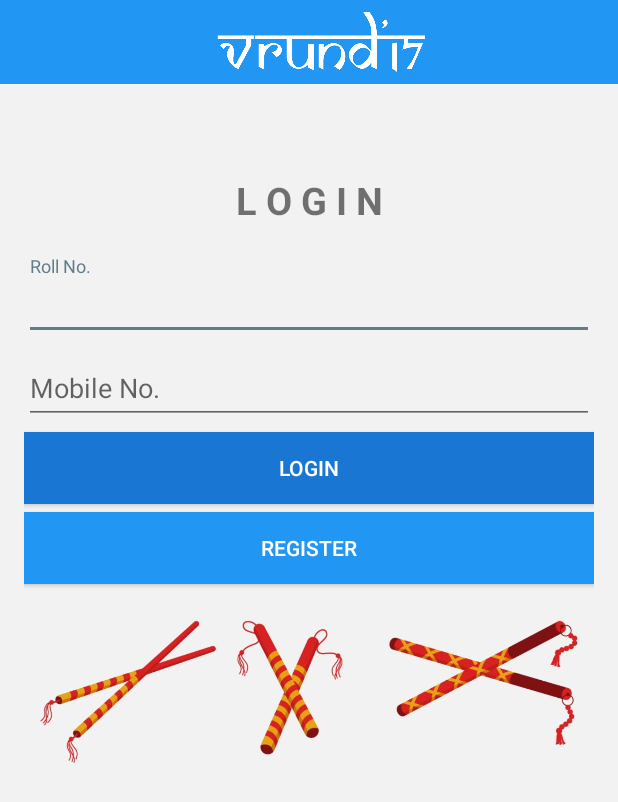
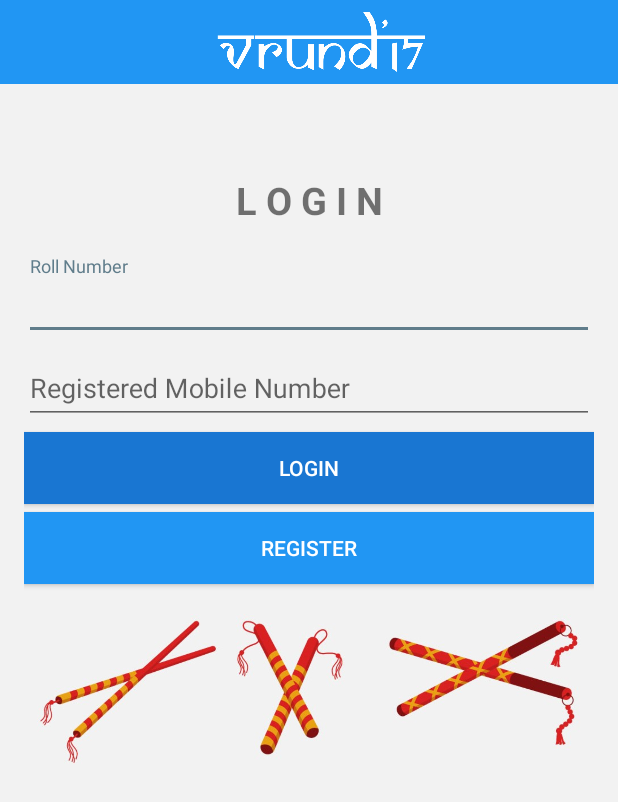
Before and after one commit to yasheth/Vrund, an Android app: the SignUp screen opened directly, with no data from a screen before it, after a tap on "Already a member? Log In here.", on a phone screen of 412 x 824 dp. Shown: the top 802 px of the screen. Run offline under Robolectric (Android 15) with nearby library versions, the phone set to English and light mode, and no system bars; our stand-ins replace Firebase (no records; nobody signed in at launch, a user with empty details on screens opened directly); 1 other tap on this screen came first.

Commit message:
Bug Fixes

```diff
--- a/app/src/main/java/charusat/vrund/Login.java
+++ b/app/src/main/java/charusat/vrund/Login.java
@@ -1,6 +1,7 @@
 package charusat.vrund;
 
 import android.app.AlertDialog;
+import android.app.ProgressDialog;
 import android.content.Context;
 import android.content.DialogInterface;
 import android.content.Intent;
@@ -27,24 +28,20 @@ import org.w3c.dom.Text;
 
 public class Login extends AppCompatActivity {
 
+    private final String TAG = "Login";
     Button register, login;
     TextView rollNumber, mobile;
-
+    SharedPreferences sharedpreferences;
+    Intent i;
     private DatabaseReference databaseRef = FirebaseDatabase.getInstance().getReference();
-
-    private final String TAG = "Login";
-
-    SharedPreferences sharedpreferences;
-
-
-
-    Intent i;
+    private ProgressDialog progressDialog;
 
     @Override
     protected void onCreate(Bundle savedInstanceState) {
         super.onCreate(savedInstanceState);
         setContentView(R.layout.activity_login);
 
+        progressDialog = new ProgressDialog(this);
         sharedpreferences = getSharedPreferences(SignUp.MyPREFERENCES, Context.MODE_PRIVATE);
         String  x = sharedpreferences.getString(SignUp.Rollno,null);
         if(sharedpreferences.getString(SignUp.Rollno,null) == null) {
@@ -71,6 +68,8 @@ public class Login extends AppCompatActivity {
                         mobile.setError("Field is Empty");
                     }
                     if(flag == 0 && isNetworkAvailable()){
+                        progressDialog.setMessage("Registering. Please Wait...");
+                        progressDialog.show();
 
 
                         databaseRef.addListenerForSingleValueEvent(new ValueEventListener() {
@@ -125,8 +124,9 @@ public class Login extends AppCompatActivity {
                         i = new Intent(Login.this, MainActivity.class);
                     }
                     */
-                    } else{
-                        Toast.makeText(getApplicationContext(),"Fields are Empty or No Internet Connetion",Toast.LENGTH_SHORT).show();
+                    }
+                    if (!isNetworkAvailable()) {
+                        Toast.makeText(getApplicationContext(), "Check Internet Connectivity", Toast.LENGTH_SHORT).show();
                     }
                 }
             });
--- a/app/src/main/java/charusat/vrund/MainActivity.java
+++ b/app/src/main/java/charusat/vrund/MainActivity.java
@@ -24,9 +24,8 @@ public class MainActivity extends AppCompatActivity {
 
     public TabLayout tabLayout;
     public ViewPager viewPager;
+    SharedPreferences sharedpreferences;
     private Toolbar toolbar;
-
-    SharedPreferences sharedpreferences;
 
     @Override
     protected void onCreate(Bundle savedInstanceState) {
@@ -66,7 +65,8 @@ public class MainActivity extends AppCompatActivity {
                         SharedPreferences.Editor editor = sharedpreferences.edit();
                         editor.clear();
                         editor.commit();
-                        android.os.Process.killProcess(android.os.Process.myPid());
+                        Intent i = new Intent(MainActivity.this, Login.class);
+                        startActivity(i);
                         finish();
                         break;
                     case DialogInterface.BUTTON_NEGATIVE: // No button clicked do nothing
--- a/app/src/main/java/charusat/vrund/SignUp.java
+++ b/app/src/main/java/charusat/vrund/SignUp.java
@@ -1,5 +1,6 @@
 package charusat.vrund;
 
+import android.app.ProgressDialog;
 import android.content.Context;
 import android.content.Intent;
 import android.content.SharedPreferences;
@@ -36,9 +37,16 @@ import java.util.regex.Pattern;
 
 public class SignUp extends AppCompatActivity {
 
+    public static final String MyPREFERENCES = "MyPrefs";
+    public static final String Name = "nameKey";
+    public static final String Rollno = "rollnoKey";
+    public static final String ID = "idKey";
+    public static final String Comp = "compKey";
+    public static final String Organiser = "organiserKey";
     private final String TAG = "Sign Up Fragment";
     String rollno, email, p_id, name, phone, gender, role;
     boolean ioc, organiser = false;
+    SharedPreferences sharedpreferences;
     private EditText et_email;
     private EditText et_roll_num;
     private EditText et_name;
@@ -50,18 +58,9 @@ public class SignUp extends AppCompatActivity {
     private CheckBox cb_ioc;
     private Button register;
     private TextView tv_login;
-
+    private ProgressDialog progressDialog;
     private FirebaseAuth mAuth;
     private DatabaseReference databaseRef = FirebaseDatabase.getInstance().getReference();
-
-    public static final String MyPREFERENCES = "MyPrefs" ;
-    public static final String Name = "nameKey";
-    public static final String Rollno = "rollnoKey";
-    public static final String ID = "idKey";
-    public static final String Comp = "compKey";
-    public static final String Organiser = "organiserKey";
-
-    SharedPreferences sharedpreferences;
 
     @Override
     protected void onCreate(Bundle savedInstanceState) {
@@ -88,6 +87,7 @@ public class SignUp extends AppCompatActivity {
 
         mAuth = FirebaseAuth.getInstance();
 
+        progressDialog = new ProgressDialog(this);
         register.setOnClickListener(new View.OnClickListener() {
             @Override
             public void onClick(View v) {
@@ -105,6 +105,7 @@ public class SignUp extends AppCompatActivity {
             @Override
             public void onClick(View v) {
                 Intent i = new Intent(SignUp.this, Login.class);
+                i.addFlags(Intent.FLAG_ACTIVITY_CLEAR_TOP);
                 startActivity(i);
                 finish();
             }
@@ -164,6 +165,9 @@ public class SignUp extends AppCompatActivity {
             et_email.setError("Enter Valid email id");
         }
         if (flag == 0) {
+            progressDialog.setMessage("Registering. Please Wait...");
+            progressDialog.show();
+
             p_id = p_id + rollno;
 
 
--- a/app/src/main/res/layout/activity_login.xml
+++ b/app/src/main/res/layout/activity_login.xml
@@ -54,7 +54,7 @@
                     android:id="@+id/et_rollno"
                     android:layout_width="match_parent"
                     android:layout_height="wrap_content"
-                    android:hint="Roll No."
+                    android:hint="Roll Number"
                     android:inputType="textCapCharacters" />
             </android.support.design.widget.TextInputLayout>
 
@@ -66,7 +66,7 @@
                     android:id="@+id/et_mobile"
                     android:layout_width="match_parent"
                     android:layout_height="wrap_content"
-                    android:hint="Mobile No."
+                    android:hint="Registered Mobile Number"
                     android:inputType="phone"
                     android:maxLength="10" />
             </android.support.design.widget.TextInputLayout>
@@ -77,8 +77,8 @@
                 android:layout_height="wrap_content"
                 android:layout_marginTop="5dp"
                 android:background="@color/colorPrimaryDark"
-                android:textColor="@color/textColorPrimary"
-                android:text="LOGIN"/>
+                android:text="LOGIN"
+                android:textColor="@color/textColorPrimary" />
 
             <Button
                 android:id="@+id/bt_register"
--- a/app/src/main/res/layout/activity_sign_up.xml
+++ b/app/src/main/res/layout/activity_sign_up.xml
@@ -79,7 +79,8 @@
                     android:layout_width="match_parent"
                     android:layout_height="wrap_content"
                     android:hint="Mobile Number"
-                    android:inputType="phone" />
+                    android:inputType="phone"
+                    android:maxLength="10" />
             </android.support.design.widget.TextInputLayout>
 
             <android.support.design.widget.TextInputLayout
```
Also changed, not shown: app/src/main/java/charusat/vrund/Scanner_Fragment.java (+6 -6 lines), app/src/main/res/layout/fragment_barcode_scan.xml (+54 -64 lines).
